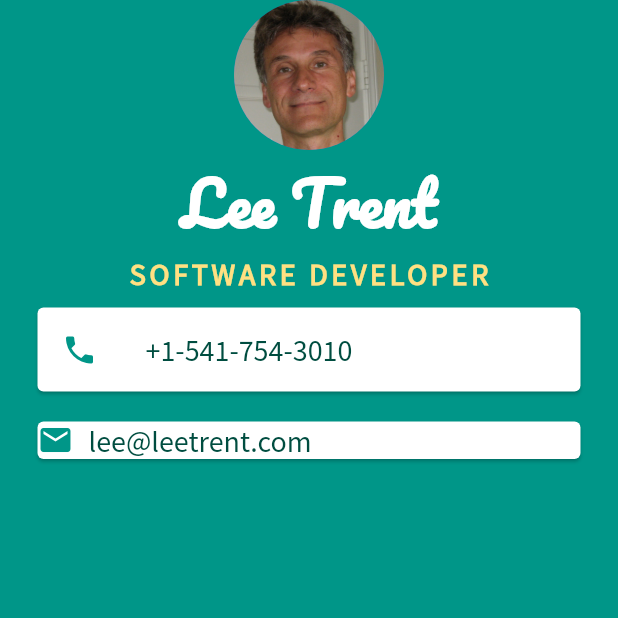
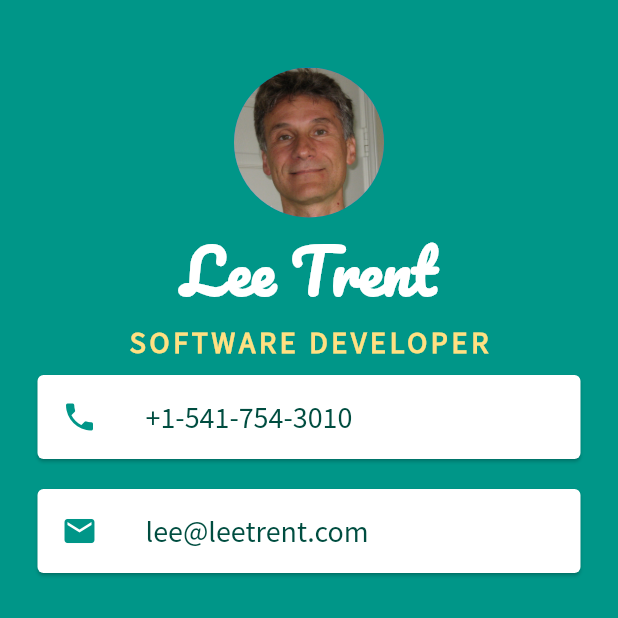
Before and after one commit to leetrent/mi_card_flutter, a Flutter app: the screen it shows after launch, on a phone screen of 412 x 824 dp, the top half of it. Run offline on Flutter 3.47's test engine with Material 2 defaults, Android fonts, the phone set to English and light mode, and no system bars.

Commit message:
Replace Row widget with ListTile widget for email address

```diff
--- a/lib/main.dart
+++ b/lib/main.dart
@@ -10,6 +10,7 @@ class MyApp extends StatelessWidget {
       home: Scaffold(
         backgroundColor: Colors.teal,
         body: SafeArea(
+          minimum: EdgeInsets.only(top: 45.0),
           child: Column (
             children: <Widget>[
               CircleAvatar(
@@ -38,7 +39,7 @@ class MyApp extends StatelessWidget {
                   )
               ),
               Card(
-                color: Colors.white,
+                //color: Colors.white,
                 margin: EdgeInsets.symmetric(
                   vertical: 10.0,
                   horizontal: 25.0,
@@ -59,27 +60,24 @@ class MyApp extends StatelessWidget {
                 ),
               ),
               Card(
-                color: Colors.white,
+                //color: Colors.white,
                 margin: EdgeInsets.symmetric(
                   vertical: 10.0,
                   horizontal: 25.0,
                 ),
-                child: Row(
-                  children: <Widget>[
-                    Icon(
+                child: ListTile(
+                  leading: Icon(
                     Icons.email,
                     color: Colors.teal,
                   ),
-                    SizedBox(
-                      width: 10.0,
-                    ),
-                    Text('lee@leetrent.com',
+                  title: Text(
+                    'lee@leetrent.com',
                     style: TextStyle(
                       color: Colors.teal.shade900,
                       fontFamily: 'SourceSansPro',
                       fontSize: 20.0,
-                        )),
-                  ],
+                    ),
+                  ),
                 ),
               ),
             ],
```
Lines whose indentation alone changed are shown as unchanged.
